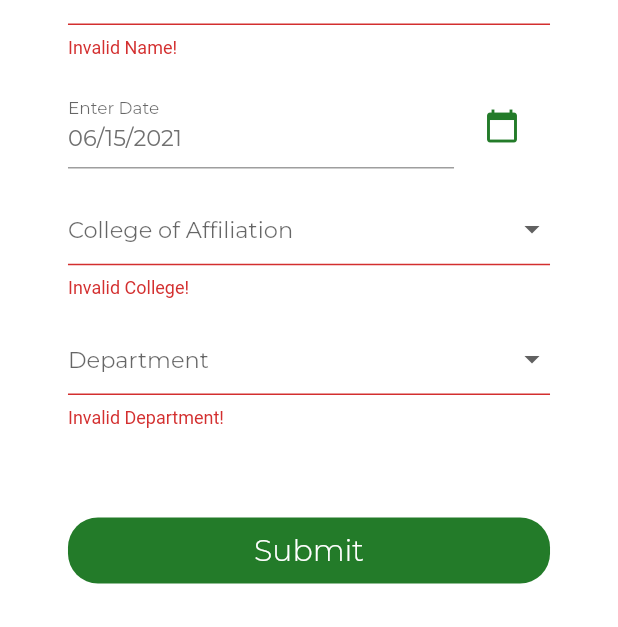
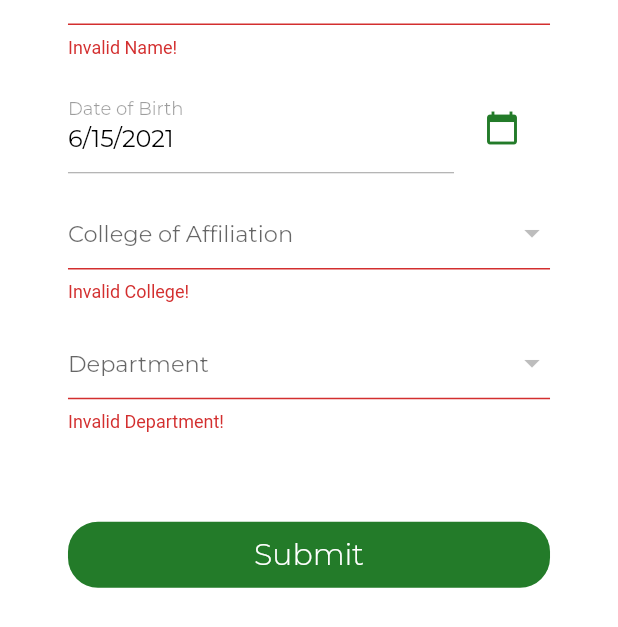
Before and after one commit to gyatashoa/votex, a Flutter app: the screen it shows after launch, after a tap on "Submit", on a phone screen of 412 x 824 dp. Shown: the part 496-1123 px from the top of the screen. Run offline on Flutter 3.47's test engine with Material 2 defaults, Android fonts, the light colour scheme and no system bars; our stand-ins replace avatar_glow, cloud_firestore, fancy_bottom_navigation, firebase_auth, firebase_core, fl_chart and 4 more; accounts and stored records are empty; Roboto replaces fonts that are missing (Courgette); statements that could not run were skipped.

Commit message:
implemented completed registration with services fully implemented

```diff
--- a/lib/app/app.dart
+++ b/lib/app/app.dart
@@ -2,6 +2,7 @@ import 'package:stacked/stacked_annotations.dart';
 import 'package:stacked_services/stacked_services.dart';
 import 'package:votex/services/auth_services.dart';
 import 'package:votex/services/date_services.dart';
+import 'package:votex/services/firestore_services.dart';
 import 'package:votex/ui/views/complete_registration_view.dart';
 import 'package:votex/ui/views/home_view.dart';
 import 'package:votex/ui/views/login_view.dart';
@@ -36,5 +37,6 @@ import 'package:votex/ui/views/voting_view.dart';
   LazySingleton(classType: BottomSheetService),
   LazySingleton(classType: AuthServices),
   LazySingleton(classType: DateServices),
+  LazySingleton(classType: FirestoreServices)
 ])
 class AppSetup {}
--- a/lib/app/app.locator.dart
+++ b/lib/app/app.locator.dart
@@ -12,6 +12,7 @@ import 'package:stacked_services/stacked_services.dart';
 
 import '../services/auth_services.dart';
 import '../services/date_services.dart';
+import '../services/firestore_services.dart';
 
 final locator = StackedLocator.instance;
 
@@ -26,4 +27,5 @@ void setupLocator({String? environment, EnvironmentFilter? environmentFilter}) {
   locator.registerLazySingleton(() => BottomSheetService());
   locator.registerLazySingleton(() => AuthServices());
   locator.registerLazySingleton(() => DateServices());
+  locator.registerLazySingleton(() => FirestoreServices());
 }
--- a/lib/models/UserDetails_model.dart
+++ b/lib/models/UserDetails_model.dart
@@ -1,21 +1,28 @@
+import 'package:firebase_auth/firebase_auth.dart';
+
 class UserDetails {
-  final String id;
+  final User user;
   final String collegeId;
   final String departmentId;
   final DateTime dob;
 
-  UserDetails(this.id, this.collegeId, this.departmentId, this.dob);
+  UserDetails(this.user, this.collegeId, this.departmentId, this.dob);
 
   UserDetails.fromJson(Map<String, dynamic> data)
-      : this.id = data['id']!,
+      : this.user = data['id']!,
         this.collegeId = data['collegeId']!,
         this.departmentId = data['departmentId'],
         this.dob = DateTime.fromMillisecondsSinceEpoch((data['dob']));
 
   Map<String, dynamic> toJson() => {
-        'id': this.id,
+        'id': this.user.uid,
         'collegeId': this.collegeId,
         'departmentId': this.departmentId,
         'dob': this.dob.millisecondsSinceEpoch
       };
+
+  @override
+  String toString() {
+    return 'UserDetails';
+  }
 }
--- a/lib/models/college_model.dart
+++ b/lib/models/college_model.dart
@@ -1,7 +1,7 @@
 class College {
   final String id;
   final String name;
-  final List<String> departmentIds;
+  final List<dynamic> departmentIds;
 
   College(this.id, this.name, this.departmentIds);
 
@@ -12,4 +12,9 @@ class College {
 
   Map<String, dynamic> toJson() =>
       {'id': this.id, 'name': this.name, 'departmentIds': this.departmentIds};
+
+  @override
+  String toString() {
+    return 'College';
+  }
 }
--- a/lib/models/department_model.dart
+++ b/lib/models/department_model.dart
@@ -3,11 +3,16 @@ class Department {
   final String name;
   final String collegeId;
 
-  Department.fromJson(Map<String, String> data)
+  Department.fromJson(Map<String, dynamic> data)
       : this.id = data['id']!,
         this.name = data['name']!,
         this.collegeId = data['collegeId']!;
 
   Map<String, String> toJson() =>
       {'id': this.id, 'name': this.name, 'collegeId': this.collegeId};
+
+  @override
+  String toString() {
+    return 'Department';
+  }
 }
--- a/lib/services/auth_services.dart
+++ b/lib/services/auth_services.dart
@@ -30,4 +30,13 @@ class AuthServices {
   Future signOut() async {
     await _instance.signOut();
   }
+
+  Future UpdateName(String name) async {
+    try {
+      await _instance.currentUser!.updateDisplayName(name);
+      await _instance.currentUser!.reload();
+    } catch (e) {
+      return e;
+    }
+  }
 }
--- /dev/null
+++ b/lib/services/firestore_services.dart
@@ -0,0 +1,43 @@
+import 'package:cloud_firestore/cloud_firestore.dart';
+import 'package:votex/models/college_model.dart';
+import 'package:votex/models/department_model.dart';
+
+class FirestoreServices {
+  FirestoreServices();
+
+  final _instance = FirebaseFirestore.instance;
+
+  Future uploadData(Map<String, dynamic> data, Type t) async {
+    try {
+      var collection = _instance.collection(t.toString());
+      await collection.doc(data['id']).set(data);
+      return;
+    } catch (e) {
+      return e;
+    }
+  }
+
+  Future getColleges() async {
+    try {
+      var snapshot = await _instance.collection('College').get();
+      var res = snapshot.docs.map((e) => {...e.data(), 'id': e.id}).toList();
+      var cleanedData = res.map((e) => College.fromJson(e)).toList();
+      return cleanedData;
+    } catch (e) {
+      print(e);
+      return e;
+    }
+  }
+
+  Future getDepartments() async {
+    try {
+      var snapshot = await _instance.collection('Department').get();
+      var res = snapshot.docs.map((e) => {...e.data(), 'id': e.id}).toList();
+      var cleanedData = res.map((e) => Department.fromJson(e)).toList();
+      return cleanedData;
+    } catch (e) {
+      print(e);
+      return e;
+    }
+  }
+}
--- a/lib/ui/view_model/completeRegistration_view_model.dart
+++ b/lib/ui/view_model/completeRegistration_view_model.dart
@@ -2,9 +2,15 @@ import 'package:firebase_core/firebase_core.dart';
 import 'package:flutter/material.dart';
 import 'package:stacked_services/stacked_services.dart';
 import 'package:votex/app/app.locator.dart';
+import 'package:votex/app/app.router.dart';
+import 'package:votex/models/UserDetails_model.dart';
+import 'package:votex/models/college_model.dart';
+import 'package:votex/models/department_model.dart';
 import 'package:votex/services/auth_services.dart';
 import 'package:votex/services/date_services.dart';
+import 'package:votex/services/firestore_services.dart';
 import 'package:votex/ui/view_model/mainFormModel.dart';
+import 'package:votex/utils/dateutils.dart';
 
 class CompleteRegistrationViewModel extends MainFormModel {
   String headLine = 'Finish \nRegistration ';
@@ -16,6 +22,7 @@ class CompleteRegistrationViewModel extends MainFormModel {
   GlobalKey<FormState> formKey = GlobalKey<FormState>();
   TextEditingController schoolIdController = TextEditingController();
   TextEditingController nameController = TextEditingController();
+  TextEditingController dateController = TextEditingController();
 
   Map<String, dynamic> data = {
     'name': null,
@@ -25,26 +32,34 @@ class CompleteRegistrationViewModel extends MainFormModel {
     'dob': DateTime.now()
   };
 
-  List<DropdownMenuItem<int>> colleges = [
-    DropdownMenuItem(value: 0, child: Text('College of Science')),
-    DropdownMenuItem(value: 1, child: Text('Arts')),
-    DropdownMenuItem(value: 2, child: Text('Health')),
-  ];
-  List<DropdownMenuItem<int>> departments = [
-    DropdownMenuItem(value: 0, child: Text('Computer Science')),
-    DropdownMenuItem(value: 1, child: Text('Biological Science')),
-    DropdownMenuItem(value: 2, child: Text('Physics')),
-  ];
+  List<DropdownMenuItem<String>> colleges = [];
+  List<Department> _deps = [];
+  List<DropdownMenuItem<String>> departments = [];
 
   NavigationService _navigationService = locator<NavigationService>();
   DateServices _dateServices = locator<DateServices>();
   AuthServices _authServices = locator<AuthServices>();
+  FirestoreServices _firestoreServices = locator<FirestoreServices>();
+  DialogService _dialogService = locator<DialogService>();
+
   void submit() async {
     if (formKey.currentState!.validate()) {
       setBusy(true);
-      await Future.delayed(Duration(seconds: 3));
+      var cleanData = UserDetails(_authServices.currentUser!, data['collegeId'],
+          data['departmentId'], data['dob']);
+      var result =
+          await _firestoreServices.uploadData(cleanData.toJson(), UserDetails);
+      var result1 = await _authServices.UpdateName(data['name']);
+      if (result == null) {
+        print('gone through');
+      } else {
+        await _dialogService.showDialog(
+          title: 'Error',
+          description: result.message,
+        );
+      }
       setBusy(false);
-      // _navigationService.replaceWith(Routes.homeView);
+      _navigationService.replaceWith(Routes.homeView);
     }
   }
 
@@ -53,21 +68,22 @@ class CompleteRegistrationViewModel extends MainFormModel {
       this.data = {...this.data, 'name': data!};
       return;
     }
-    if (type == FieldType.EMAIL) {
-      this.data = {...this.data, 'email': data!};
-      return;
-    }
-    if (type == FieldType.PASSWORD1) {
-      this.data = {...this.data, 'password1': data!};
-      return;
-    }
   }
 
   void navigateToHome() {}
 
-  void onDropChanged({int? data, FieldType? type}) {
+  void onDropChanged({String? data, FieldType? type}) {
     if (type == FieldType.COLLEGE) {
       this.data = {...this.data, 'collegeId': data};
+      _deps.forEach((element) {
+        if (element.collegeId == data) {
+          departments = [];
+          departments.add(DropdownMenuItem<String>(
+            child: Text(element.name),
+            value: element.id,
+          ));
+        }
+      });
     }
     if (type == FieldType.DEPARTMENT) {
       this.data = {...this.data, 'departmentId': data};
@@ -75,21 +91,31 @@ class CompleteRegistrationViewModel extends MainFormModel {
     notifyListeners();
   }
 
-  void onDateSaved(DateTime date) {
-    print(date.toString());
-  }
-
-  void onDateSubmitted(DateTime date) {
-    print(date);
-  }
-
   void onChangeDatePressed(BuildContext ctx) async {
     var value = await _dateServices.showDateDialog(ctx, data['dob']!);
     data['dob'] = value ?? data['dob'];
+    dateController.text = DateUtil.formatDate(data['dob']);
     notifyListeners();
   }
 
-  void onInit() {
+  void onInit() async {
     schoolIdController.text = _authServices.currentUser!.uid;
+    dateController.text = DateUtil.formatDate(data['dob']);
+    data['name'] = _authServices.currentUser!.displayName;
+    var res = await _firestoreServices.getColleges();
+    if (res is List<College>) {
+      colleges = res
+          .map(
+              (e) => DropdownMenuItem<String>(value: e.id, child: Text(e.name)))
+          .toList();
+    } else {
+      print(res);
+    }
+    var res1 = await _firestoreServices.getDepartments();
+    if (res1 is List<Department>) {
+      _deps = res1;
+    } else {
+      print(res1);
+    }
   }
 }
--- a/lib/ui/view_model/mainFormModel.dart
+++ b/lib/ui/view_model/mainFormModel.dart
@@ -50,13 +50,13 @@ class MainFormModel extends FormViewModel {
     }
 
     if (type == FieldType.COLLEGE) {
-      if (value == null) {
+      if (data == null) {
         return errorMsg6;
       }
     }
 
     if (type == FieldType.DEPARTMENT) {
-      if (value == null) {
+      if (data == null) {
         return errorMsg7;
       }
     }
--- a/lib/ui/views/complete_registration_view.dart
+++ b/lib/ui/views/complete_registration_view.dart
@@ -8,6 +8,7 @@ import 'package:votex/ui/view_model/completeRegistration_view_model.dart';
 import 'package:votex/ui/view_model/mainFormModel.dart';
 import 'package:votex/ui/widgets/auth_busy_btn.dart';
 import 'package:votex/ui/widgets/auth_header.dart';
+import 'package:votex/ui/widgets/custom_datefield.dart';
 import 'package:votex/ui/widgets/custom_icon.dart';
 import 'package:votex/utils/dateutils.dart';
 
@@ -98,12 +99,7 @@ class _MobileView extends StatelessWidget {
                       Row(
                         children: [
                           Expanded(
-                            child: InputDatePickerFormField(
-                                initialDate: model.data['dob'],
-                                onDateSubmitted: model.onDateSubmitted,
-                                onDateSaved: model.onDateSaved,
-                                firstDate: DateUtil.initialDate,
-                                lastDate: DateUtil.endDate),
+                            child: CustomDateField(model.dateController),
                           ),
                           TextButton(
                             child: Icon(
@@ -117,26 +113,26 @@ class _MobileView extends StatelessWidget {
                       SizedBox(
                         height: devSize.height * 0.02,
                       ),
-                      DropdownButtonFormField<int>(
+                      DropdownButtonFormField<String>(
                           hint: Text(model.collegeTxt),
-                          validator: (int? i) => model.validator(
-                              type: FieldType.COLLEGE, value: i),
+                          validator: (String? i) =>
+                              model.validator(type: FieldType.COLLEGE, data: i),
                           autovalidateMode: AutovalidateMode.onUserInteraction,
-                          onChanged: (int? i) => model.onDropChanged(
+                          onChanged: (String? i) => model.onDropChanged(
                               data: i, type: FieldType.COLLEGE),
                           value: model.data['college'],
                           items: model.colleges),
                       SizedBox(
                         height: devSize.height * 0.02,
                       ),
-                      DropdownButtonFormField<int>(
+                      DropdownButtonFormField<String>(
                           autovalidateMode: AutovalidateMode.onUserInteraction,
                           hint: Text(model.departmentTxt),
-                          validator: (int? i) => model.validator(
-                              value: i, type: FieldType.DEPARTMENT),
-                          onChanged: (int? i) => model.onDropChanged(
+                          validator: (String? i) => model.validator(
                               data: i, type: FieldType.DEPARTMENT),
-                          value: model.data['department'],
+                          onChanged: (String? i) => model.onDropChanged(
+                              data: i, type: FieldType.DEPARTMENT),
+                          value: model.data['departmentId'],
                           items: model.departments),
                       SizedBox(
                         height: devSize.height * 0.07,
--- /dev/null
+++ b/lib/ui/widgets/custom_datefield.dart
@@ -0,0 +1,12 @@
+import 'package:flutter/material.dart';
+import 'package:votex/theme/fonts.dart';
+
+class CustomDateField extends TextField {
+  final TextEditingController controller;
+  CustomDateField(this.controller)
+      : super(
+            enabled: false,
+            controller: controller,
+            style: textFieldInputFont,
+            decoration: InputDecoration(labelText: 'Date of Birth'));
+}
--- a/lib/utils/dateutils.dart
+++ b/lib/utils/dateutils.dart
@@ -1,4 +1,8 @@
 class DateUtil {
   static final DateTime initialDate = DateTime(1900);
   static final endDate = DateTime.now();
+
+  static String formatDate(DateTime date) {
+    return '${date.month}/${date.day}/${date.year}';
+  }
 }
```
